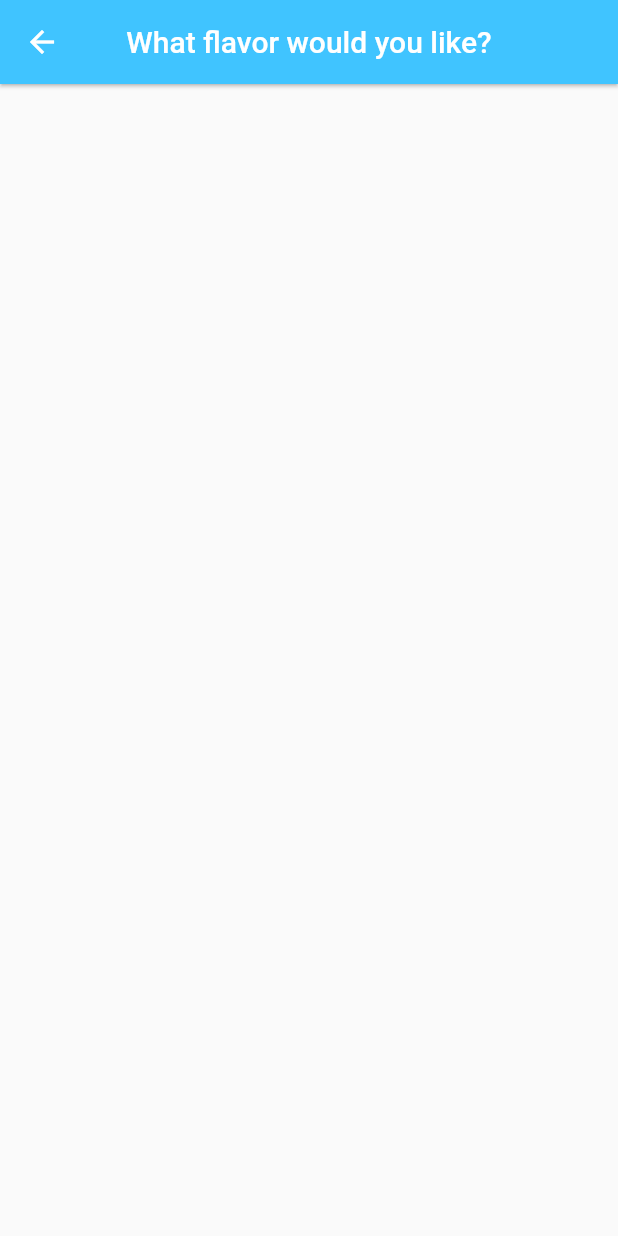
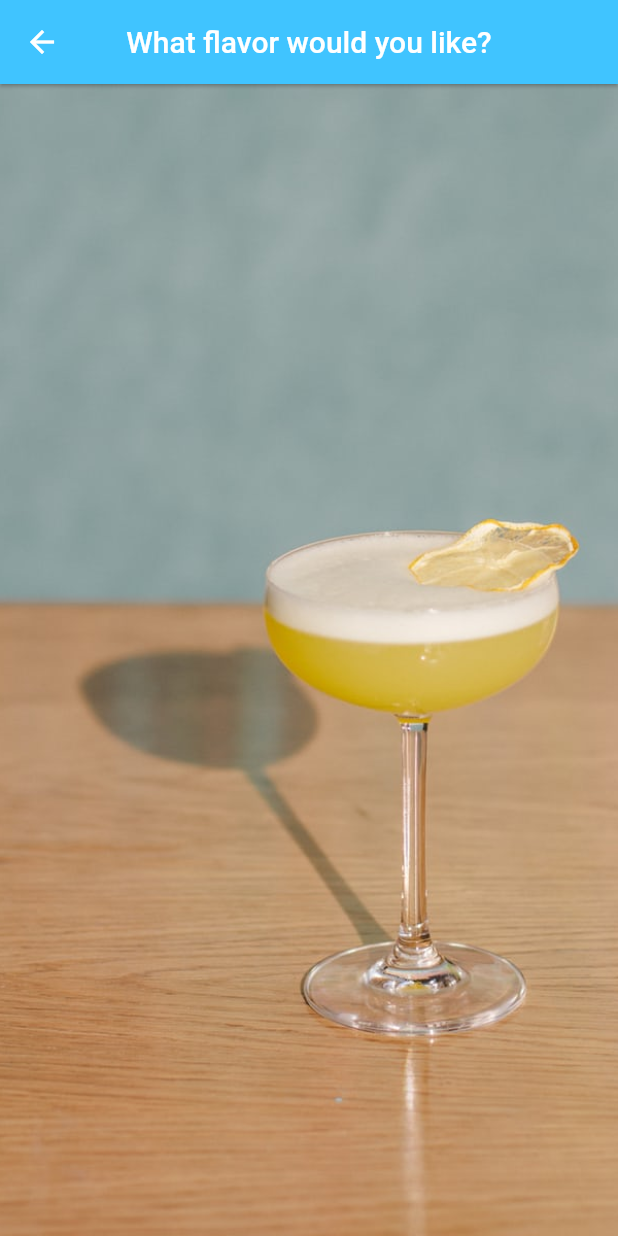
Before and after one commit to jwtastet/capstone_app, a Flutter app: the Flavor screen opened directly with empty values, on a phone screen of 412 x 824 dp. Run offline on Flutter 3.47's test engine with Material 2 defaults, Android fonts, the phone set to English and light mode, and no system bars; network calls fail.

Commit message:
finished background updates

```diff
--- a/lib/pages/flavors.dart
+++ b/lib/pages/flavors.dart
@@ -47,6 +47,7 @@ class _FlavorState extends State<Flavor> {
       ),
     ),
       child: Scaffold(
+        backgroundColor: Colors.transparent,
         appBar: AppBar(
           backgroundColor: Colors.lightBlueAccent,
           title: Text("What flavor would you like?"),
--- a/lib/pages/moods.dart
+++ b/lib/pages/moods.dart
@@ -28,6 +28,7 @@ class _MoodState extends State<Mood> {
         ),
       ),
       child: Scaffold(
+        backgroundColor: Colors.transparent,
         appBar: AppBar(
           backgroundColor: Colors.lightBlueAccent,
           title: Text("What kind of mood are you in?"),
--- a/lib/pages/tastesAgain.dart
+++ b/lib/pages/tastesAgain.dart
@@ -33,6 +33,7 @@ class _TasteAgainState extends State<TasteAgain> {
      ),
     ),
       child: Scaffold(
+        backgroundColor: Colors.transparent,
         appBar: AppBar(
           backgroundColor: Colors.lightBlueAccent,
           title: Text("Select a taste"),
--- a/lib/pages/tastesBeer.dart
+++ b/lib/pages/tastesBeer.dart
@@ -33,6 +33,7 @@ class _TasteBeerState extends State<TasteBeer> {
         ),
       ),
       child: Scaffold(
+        backgroundColor: Colors.transparent,
         appBar: AppBar(
           backgroundColor: Colors.lightBlueAccent,
           title: Text("How do you want it to taste?"),
--- a/lib/pages/tastesLiquor.dart
+++ b/lib/pages/tastesLiquor.dart
@@ -33,6 +33,7 @@ class _TasteLiquorState extends State<TasteLiquor> {
       ),
     ),
       child: Scaffold(
+        backgroundColor: Colors.transparent,
         appBar: AppBar(
           backgroundColor: Colors.lightBlueAccent,
           title: Text("How do you want it to taste?"),
--- a/lib/pages/tastesNa.dart
+++ b/lib/pages/tastesNa.dart
@@ -33,6 +33,7 @@ class _TasteNaState extends State<TasteNa> {
       ),
     ),
       child: Scaffold(
+        backgroundColor: Colors.transparent,
         appBar: AppBar(
           backgroundColor: Colors.lightBlueAccent,
           title: Text("How do you want it to taste?"),
--- a/lib/pages/tastesWine.dart
+++ b/lib/pages/tastesWine.dart
@@ -31,6 +31,7 @@ class _TasteWineState extends State<TasteWine> {
       ),
     ),
       child: Scaffold(
+        backgroundColor: Colors.transparent,
         appBar: AppBar(
           backgroundColor: Colors.lightBlueAccent,
           title: Text("How do you want it to taste?"),
```
